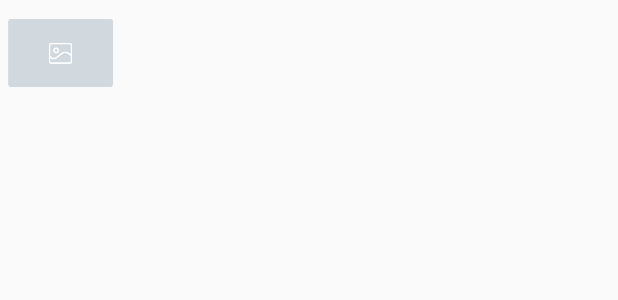
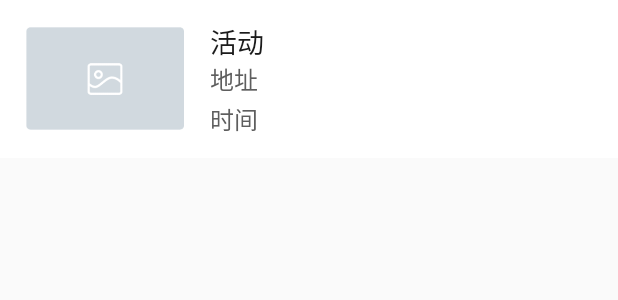
Before and after one commit to yunlaix/ParkMerchant, an Android app: the layout list_content_activity.xml on its own in the app's theme, with its tools: preview values and no code run, on a phone screen of 412 x 824 dp. Shown: the top 300 px of the screen. Run offline under Robolectric (Android 15) with nearby library versions, the phone set to English and light mode, and no system bars; network calls fail.

Commit message:
main page UI perfect

```diff
--- a/app/src/main/java/com/xs/parkmerchant/Adapter/ActivityListViewAdapter.java
+++ b/app/src/main/java/com/xs/parkmerchant/Adapter/ActivityListViewAdapter.java
@@ -57,8 +57,8 @@ public class ActivityListViewAdapter extends BaseAdapter {
             holder = (Holder) view.getTag();
         }
         holder.name.setText(mValues.get(i).name);
-        holder.address.setText(mValues.get(i).address);
-        holder.time.setText(mValues.get(i).time);
+        holder.address.setText("地址:"+mValues.get(i).address);
+        holder.time.setText("时间:"+mValues.get(i).time);
 
         final int pos = i;
         holder.delete.setOnClickListener(new View.OnClickListener() {
--- a/app/src/main/java/com/xs/parkmerchant/Adapter/TicketListViewAdapter.java
+++ b/app/src/main/java/com/xs/parkmerchant/Adapter/TicketListViewAdapter.java
@@ -43,7 +43,7 @@ public class TicketListViewAdapter extends BaseAdapter {
         }
         holder.mActivityName.setText(mValues.get(i).name);
         holder.mActivityAddress.setText(mValues.get(i).address);
-        holder.mActivityTime.setText(mValues.get(i).time);
+        holder.mActivityTime.setText("使用期限:"+mValues.get(i).time);
         holder.mActivityTcount.setText(mValues.get(i).tount);
         return view;
     }
--- a/app/src/main/res/layout/list_content_activity.xml
+++ b/app/src/main/res/layout/list_content_activity.xml
@@ -1,8 +1,9 @@
 <?xml version="1.0" encoding="utf-8"?>
 <LinearLayout xmlns:android="http://schemas.android.com/apk/res/android"
     android:layout_width="match_parent"
-    android:layout_height="70dp"
-    android:orientation="horizontal">
+    android:layout_height="105dp"
+    android:orientation="horizontal"
+    android:background="#ffffff">
 
     <LinearLayout
         android:layout_width="match_parent"
@@ -10,11 +11,11 @@
         android:orientation="horizontal">
         <ImageView
             android:id="@+id/img"
-            android:layout_width="70dp"
-            android:layout_height="60dp"
-            android:layout_margin="5dp"
+            android:layout_width="105dp"
+            android:layout_height="70dp"
+            android:layout_margin="17.5dp"
             android:src="@mipmap/dark"/>
-        <LinearLayout
+        <RelativeLayout
             android:layout_width="0dp"
             android:layout_height="match_parent"
             android:layout_weight="1"
@@ -23,27 +24,38 @@
                 android:id="@+id/name"
                 android:layout_width="match_parent"
                 android:layout_height="wrap_content"
-                android:textAppearance="?attr/textAppearanceListItem" />
+                android:textSize="18sp"
+                android:textColor="#1b1b1b"
+                android:layout_marginTop="14dp"
+                android:text="活动"/>
             <TextView
                 android:id="@+id/address"
                 android:layout_width="match_parent"
                 android:layout_height="wrap_content"
-                android:textAppearance="?attr/textAppearanceListItem" />
+                android:textSize="16sp"
+                android:textColor="#5e5e5e"
+                android:layout_centerInParent="true"
+                android:text="地址"/>
             <TextView
                 android:id="@+id/time"
                 android:layout_width="match_parent"
-                android:layout_height="wrap_content"/>
-        </LinearLayout>
+                android:layout_height="wrap_content"
+                android:textSize="16sp"
+                android:textColor="#5e5e5e"
+                android:layout_alignParentBottom="true"
+                android:layout_marginBottom="14dp"
+                android:text="时间"/>
+        </RelativeLayout>
     </LinearLayout>
     <TextView
         android:id="@+id/delete"
-        android:layout_width="80dp"
+        android:layout_width="65dp"
         android:layout_height="match_parent"
         android:background="#3ebdc6"
         android:gravity="center"
         android:paddingLeft="20dp"
         android:textColor="#fefefe"
         android:paddingRight="20dp"
-        android:textAppearance="?attr/textAppearanceListItem"
+        android:textSize="18sp"
         android:text="取消活动"/>
 </LinearLayout>
--- a/app/src/main/res/layout/tab_activities.xml
+++ b/app/src/main/res/layout/tab_activities.xml
@@ -3,12 +3,13 @@
     android:id="@+id/swipeLayout"
     android:layout_width="match_parent"
     android:layout_height="match_parent"
+    android:background="#f8f8f8"
     xmlns:android="http://schemas.android.com/apk/res/android">
 
     <com.xs.parkmerchant.View.ActivityListView
         android:id="@+id/item_list"
         android:layout_width="match_parent"
         android:layout_height="match_parent"
-        android:layout_marginLeft="16dp"
-        android:layout_marginRight="16dp"/>
+        android:divider="#d1d9df"
+        android:background="#f8f8f8"/>
 </com.xs.parkmerchant.View.MySwipeRefreshLayout>
--- a/app/src/main/res/layout/tab_tickets.xml
+++ b/app/src/main/res/layout/tab_tickets.xml
@@ -3,12 +3,13 @@
     android:id="@+id/swipeLayout"
     android:layout_width="match_parent"
     android:layout_height="match_parent"
+    android:background="#f8f8f8"
     xmlns:android="http://schemas.android.com/apk/res/android">
 
     <ListView
         android:id="@+id/item_list"
         android:layout_width="match_parent"
         android:layout_height="match_parent"
-        android:layout_marginLeft="16dp"
-        android:layout_marginRight="16dp"/>
+        android:divider="#d1d9df"
+        android:background="#f8f8f8"/>
 </android.support.v4.widget.SwipeRefreshLayout>
--- a/app/src/main/res/values/dimens.xml
+++ b/app/src/main/res/values/dimens.xml
@@ -1,7 +1,7 @@
 <?xml version="1.0" encoding="utf-8"?>
 <resources>
     <dimen name="fab_margin">16dp</dimen>
-    <dimen name="app_bar_height">50dp</dimen>
+    <dimen name="app_bar_height">60dp</dimen>
     <dimen name="item_width">200dp</dimen>
 
     <!--文字与屏幕边缘的距离-->
```
Also changed, not shown: app/src/main/java/com/xs/parkmerchant/Net/ActivityContent.java (+8 -1 lines), app/src/main/java/com/xs/parkmerchant/Net/TicketContent.java (+8 -1 lines), app/src/main/res/layout/activity_main.xml (+31 -14 lines), app/src/main/res/layout/list_content_ticket.xml (+19 -12 lines).
